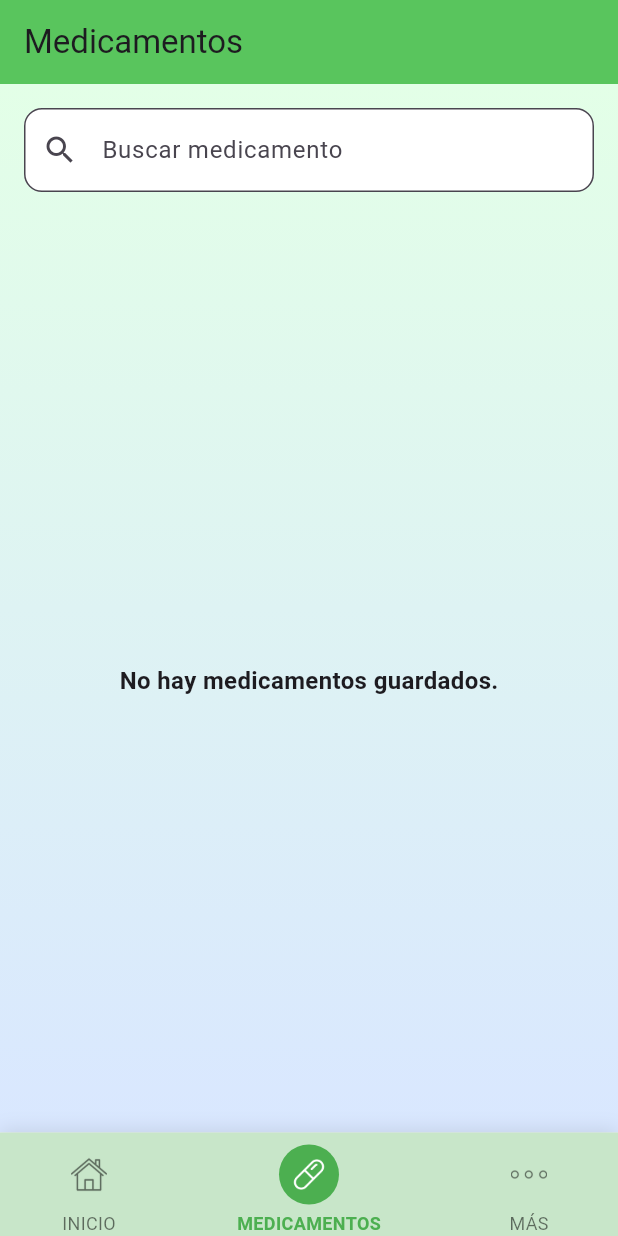
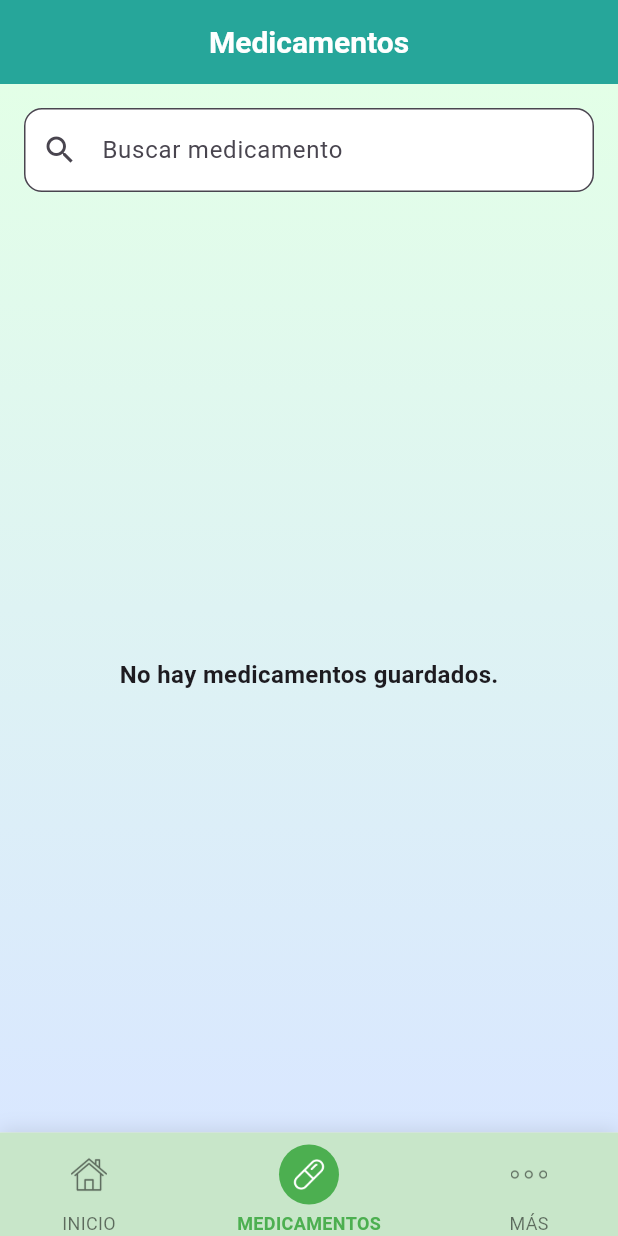
Before and after one commit to FersLan6/Pilltime, a Flutter app: the screen it shows after launch, item 2 of the bottom bar chosen, on a phone screen of 412 x 824 dp. Run offline on Flutter 3.47's test engine with Material 3 defaults, Android fonts, the phone set to English and light mode, and no system bars.

```diff
--- a/lib/screens/medicamento_screen.dart
+++ b/lib/screens/medicamento_screen.dart
@@ -39,7 +39,8 @@ class _MedicamentoScreenState extends State<MedicamentoScreen> {
           children: [
             Icon(Icons.warning_amber_rounded, color: Colors.red, size: 28),
             SizedBox(width: 8),
-              Text('Confirmar eliminación', style: TextStyle(fontSize: 20)),
+            Text('Confirmar eliminación',
+                style: TextStyle(fontSize: 20, fontWeight: FontWeight.bold)),
           ],
         ),
         content: const Text(
@@ -112,8 +113,17 @@ class _MedicamentoScreenState extends State<MedicamentoScreen> {
   Widget build(BuildContext context) {
     return Scaffold(
       appBar: AppBar(
-        title: const Text('Medicamentos'),
-        backgroundColor: const Color.fromARGB(255, 89, 197, 93), // Color claro para el fondo
+        title: const Center(
+          child: Text(
+            'Medicamentos',
+            style: TextStyle(
+              fontSize: 20,
+              fontWeight: FontWeight.bold,
+              color: Colors.white,
+            ),
+          ),
+        ),
+        backgroundColor: Colors.teal.shade400,
       ),
       body: Container(
         decoration: const BoxDecoration(
@@ -125,7 +135,6 @@ class _MedicamentoScreenState extends State<MedicamentoScreen> {
         ),
         child: Column(
           children: [
-            // Campo de búsqueda
             Padding(
               padding: const EdgeInsets.all(16.0),
               child: TextField(
@@ -141,9 +150,6 @@ class _MedicamentoScreenState extends State<MedicamentoScreen> {
                 ),
               ),
             ),
-            const SizedBox(height: 8),
-
-            // Lista de medicamentos
             Expanded(
               child: filteredMedicamentos.isEmpty
                   ? const Center(
@@ -162,7 +168,6 @@ class _MedicamentoScreenState extends State<MedicamentoScreen> {
                           shape: RoundedRectangleBorder(
                             borderRadius: BorderRadius.circular(12),
                           ),
-                          elevation: 4,
                           child: ListTile(
                             leading: CircleAvatar(
                               backgroundColor: Colors.teal.shade100,
@@ -171,14 +176,10 @@ class _MedicamentoScreenState extends State<MedicamentoScreen> {
                             title: Text(
                               med['nombre'],
                               style: const TextStyle(
-                                fontSize: 18,
-                                fontWeight: FontWeight.bold,
-                              ),
+                                  fontSize: 18, fontWeight: FontWeight.bold),
                             ),
                             subtitle: Text(
-                              'Dosis: ${med['dosis']} - ${med['vecesAlDia']} veces al día',
-                              style: const TextStyle(fontSize: 14),
-                            ),
+                                'Dosis: ${med['dosis']} - ${med['vecesAlDia']} veces al día'),
                             trailing: IconButton(
                               icon: const Icon(Icons.delete, color: Colors.red),
                               onPressed: () => _confirmDeleteMedicamento(index),
```
Also changed, not shown: lib/screens/add_medication_page2.dart (+17 -3 lines). Lines whose indentation alone changed are shown as unchanged.
